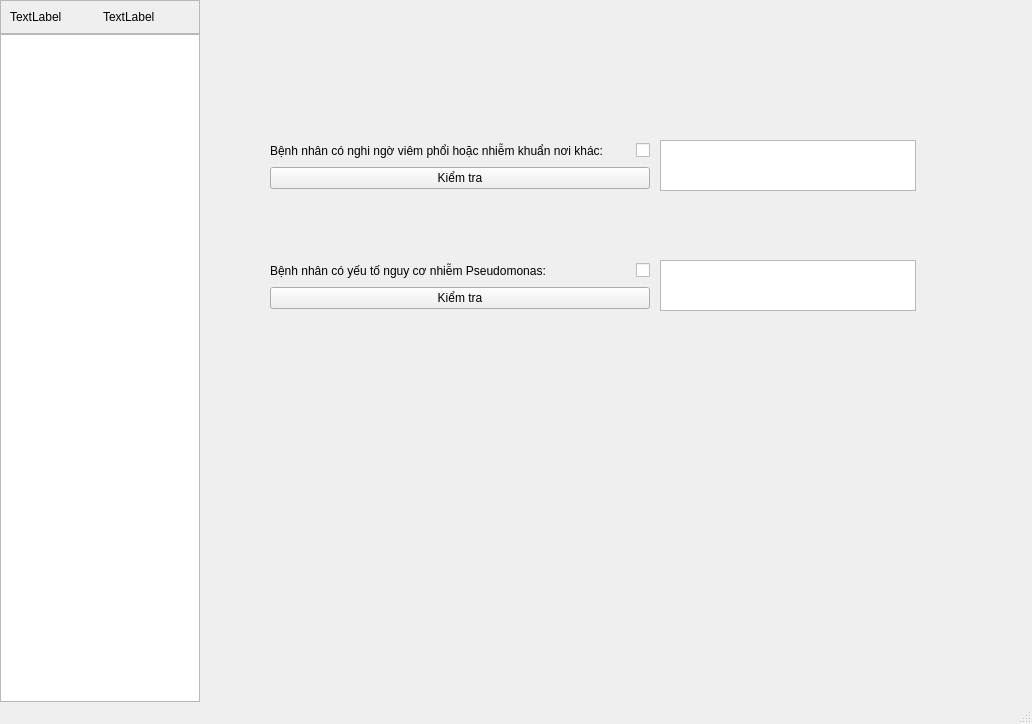
Old version of the form interface/main_ui.ui in the repository tanmaivan/COPD-Diagnosis-Expert-System.
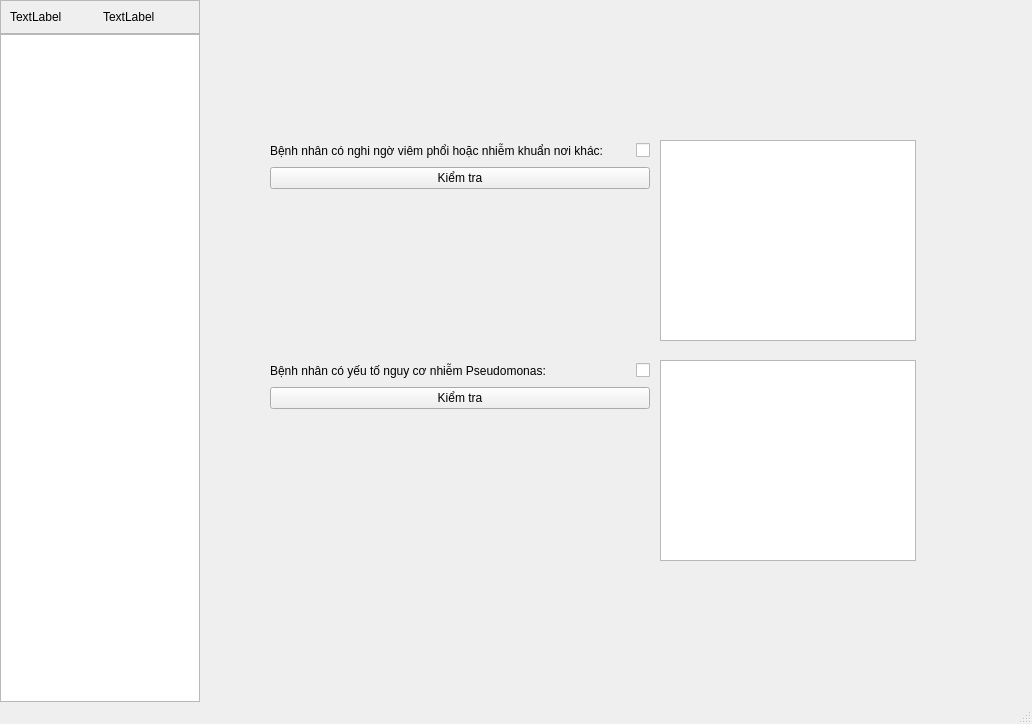
New version of the form. The open tabs and pages were chosen to show the change.

The edit to the form file:
```diff
--- a/interface/main_ui.ui
+++ b/interface/main_ui.ui
@@ -2181,7 +2181,7 @@
           <x>460</x>
           <y>140</y>
           <width>256</width>
-          <height>51</height>
+          <height>201</height>
          </rect>
         </property>
        </widget>
@@ -2189,7 +2189,7 @@
         <property name="geometry">
          <rect>
           <x>70</x>
-          <y>260</y>
+          <y>360</y>
           <width>380</width>
           <height>54</height>
          </rect>
@@ -2229,9 +2229,9 @@
         <property name="geometry">
          <rect>
           <x>460</x>
-          <y>260</y>
+          <y>360</y>
           <width>256</width>
-          <height>51</height>
+          <height>201</height>
          </rect>
         </property>
        </widget>
```
Left out of the diff: 2 changed lines with no effect on the pictures.
